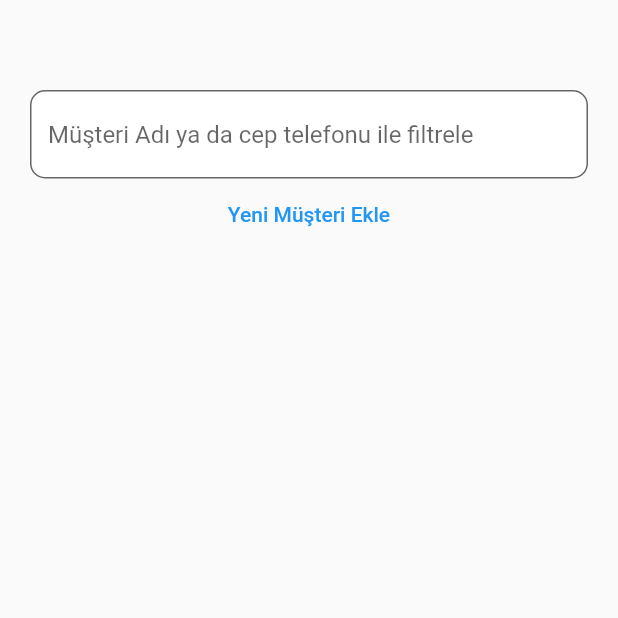
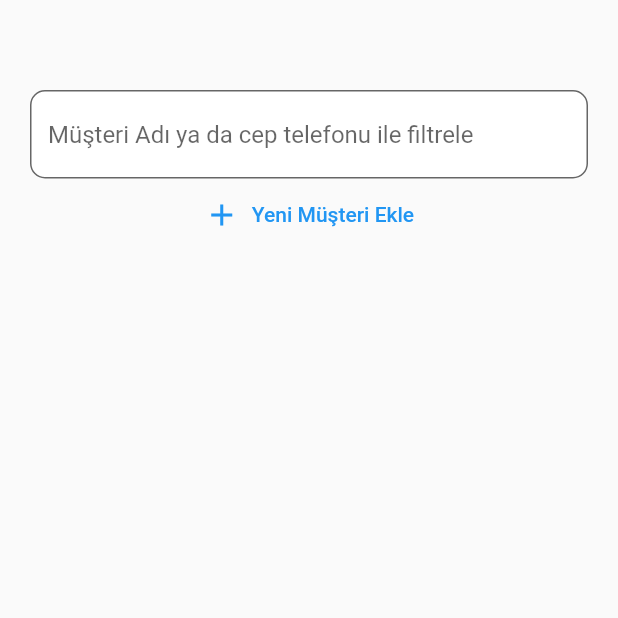
Before and after one commit to ahmettyildirim/gazi, a Flutter app: the screen it shows once a user with an empty profile is signed in, on a phone screen of 412 x 824 dp, the top half of it. Run offline on Flutter 3.47's test engine with Material 2 defaults, Android fonts, the phone set to English and light mode, and no system bars; our stand-ins replace cloud_firestore, firebase_auth, firebase_core, firebase_database, mask_text_input_formatter; accounts and stored records are empty.

```diff
--- a/lib/pages/customers.dart
+++ b/lib/pages/customers.dart
@@ -56,12 +56,13 @@ class _CustomerListState extends State<CustomerList> {
                       borderRadius: BorderRadius.all(Radius.circular(10.0)))),
             ),
           ),
-          TextButton(
+          TextButton.icon(
               onPressed: () {
                 Navigator.push(context,
                     MaterialPageRoute(builder: (context) => AddCustomer()));
               },
-              child: Text("Yeni Müşteri Ekle")),
+              icon: Icon(Icons.add),
+              label: Text("Yeni Müşteri Ekle")),
           Expanded(
             child: StreamBuilder<QuerySnapshot<Map<String, dynamic>>>(
               stream: _repositoryInstance.getAllItems(CollectionKeys.customers,
```
